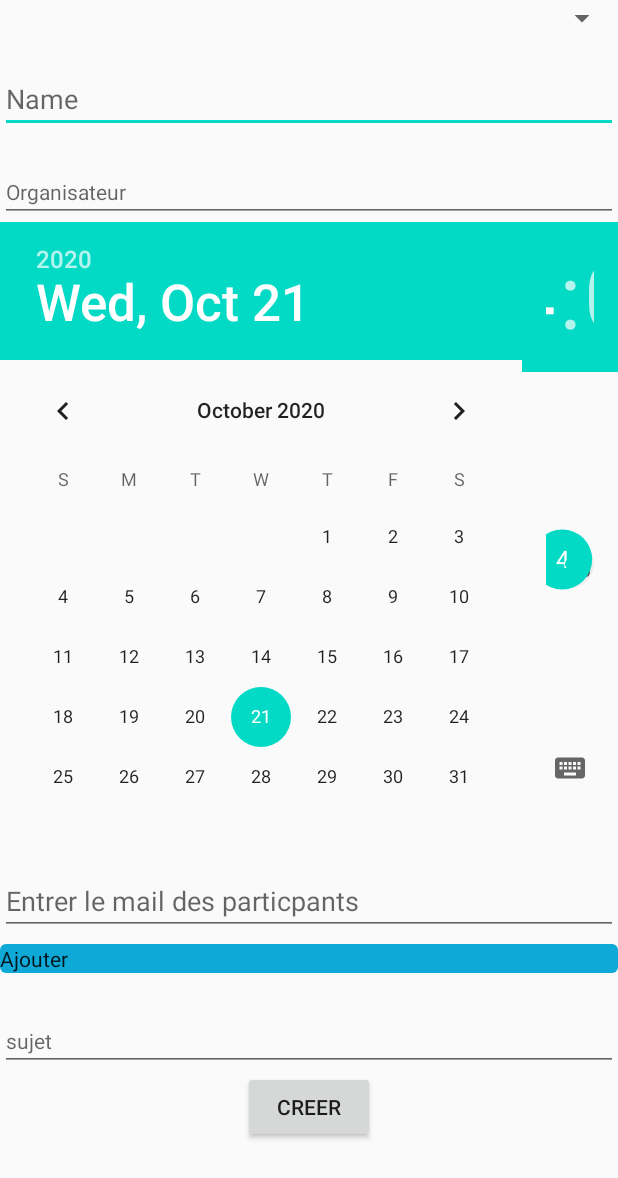
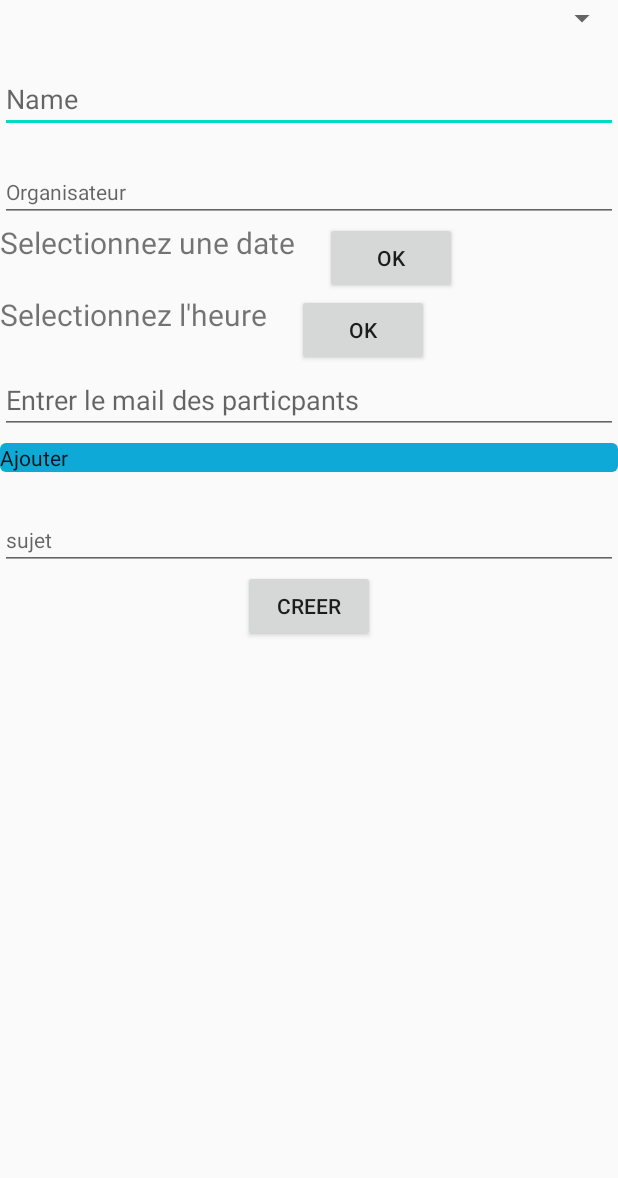
Before and after one commit to DownaB/Mareu, an Android app: the layout activty_add_meeting.xml on its own in the app's theme, with its tools: preview values and no code run, on a phone screen of 412 x 824 dp. Shown: the top 1178 px of the screen. Run offline under Robolectric (Android 15) with nearby library versions, the light colour scheme and no system bars.

Commit message:
DatePickerD + TimePickerD

```diff
--- a/app/src/main/java/com/downa/maru/Controller/RoomGenerator.java
+++ b/app/src/main/java/com/downa/maru/Controller/RoomGenerator.java
@@ -11,6 +11,7 @@ public class RoomGenerator {
 
     public static List <Room> RoomList = Arrays.asList(){
 
-new Room()
+new Room(android.R.drawable., "Antlantis");
+new Room(android.R.drawable.avatar_darkblue,"Emeraude");
     }
 }
--- a/app/src/main/java/com/downa/maru/Model/Meeting.java
+++ b/app/src/main/java/com/downa/maru/Model/Meeting.java
@@ -10,13 +10,15 @@ private String subject;
     private Room room;
 
 
-public Meeting (Room room,String organisateur, String participant, String date, String hour, String subject){
+    public Meeting(Room room, String organisateur, String participant, String date, String hour, String subject) {
 
         this.organisateur = organisateur;
         this.participant = participant;
         this.date = date;
         this.hour = hour;
         this.subject = subject;
+        this.room = room;
+
 
     }
 
--- /dev/null
+++ b/app/src/main/res/drawable/avatar_blue.xml
@@ -0,0 +1,5 @@
+<vector android:height="24dp" android:tint="#19857E"
+    android:viewportHeight="24.0" android:viewportWidth="24.0"
+    android:width="24dp" xmlns:android="http://schemas.android.com/apk/res/android">
+    <path android:fillColor="#FF000000" android:pathData="M12,2C6.48,2 2,6.48 2,12s4.48,10 10,10 10,-4.48 10,-10S17.52,2 12,2z"/>
+</vector>
--- /dev/null
+++ b/app/src/main/res/drawable/avatar_darkblue.xml
@@ -0,0 +1,5 @@
+<vector android:height="24dp" android:tint="#072785"
+    android:viewportHeight="24.0" android:viewportWidth="24.0"
+    android:width="24dp" xmlns:android="http://schemas.android.com/apk/res/android">
+    <path android:fillColor="#FF000000" android:pathData="M12,2C6.48,2 2,6.48 2,12s4.48,10 10,10 10,-4.48 10,-10S17.52,2 12,2z"/>
+</vector>
--- a/app/src/main/res/layout/activty_add_meeting.xml
+++ b/app/src/main/res/layout/activty_add_meeting.xml
@@ -43,25 +43,46 @@
         android:hint="@string/organisateur"
         android:inputType="text"/>
 
+        <LinearLayout
+            android:layout_width="wrap_content"
+            android:layout_height="wrap_content"
+            android:orientation="horizontal">
+            <TextView
+                android:id="@+id/Date"
+                android:layout_width="wrap_content"
+                android:layout_height="wrap_content"
+                android:text="@string/selectionnez_une_date"
+                android:textSize="20sp"/>
+            <Button
+                android:id="@+id/Ok_Date"
+                android:layout_width="wrap_content"
+                android:layout_height="wrap_content"
+                android:layout_gravity="end"
+                android:layout_marginStart="20dp"
+                android:text="@string/ok"
+                android:layout_marginLeft="20dp" />
+        </LinearLayout>
+
             <LinearLayout
                 android:layout_width="wrap_content"
                 android:layout_height="wrap_content"
                 android:orientation="horizontal">
-
-        <DatePicker
-            android:id="@+id/Date"
-            android:layout_width="match_parent"
-            android:layout_height="wrap_content"
-            android:calendarViewShown="false"
-            android:datePickerMode="calendar"/>
-
-        <TimePicker
-            android:id="@+id/Hours"
-            android:layout_width="match_parent"
-            android:layout_height="wrap_content"
-            android:timePickerMode="clock"/>
-
-        </LinearLayout>
+                <TextView
+                    android:id="@+id/Hour"
+                    android:layout_width="wrap_content"
+                    android:layout_height="wrap_content"
+                    android:text="Selectionnez l'heure"
+                    android:textSize="20sp"/>
+                <Button
+                    android:id="@+id/Ok_Hour"
+                    android:layout_width="wrap_content"
+                    android:layout_height="wrap_content"
+                    android:layout_gravity="end"
+                    android:layout_marginStart="20dp"
+                    android:text="@string/ok"
+                    android:layout_marginLeft="20dp" />
+"
+            </LinearLayout>
 
             <com.google.android.material.textfield.TextInputEditText
                 android:id="@+id/Input"
--- a/app/src/main/res/values/strings.xml
+++ b/app/src/main/res/values/strings.xml
@@ -16,4 +16,10 @@
     <string name="name">Name</string>
     <string name="entrer_le_mail_des_particpants">Entrer le mail des particpants</string>
     <string name="ajouter">Ajouter</string>
+    <string name="selectionnez_la_date">Selectionnez la date</string>
+    <string name="ok">Ok</string>
+    <string name="selectionnez_la_date">Selectionnez la date</string>
+    <string name="ok">Ok</string>
+    <string name="selectionnez_une_date">Selectionnez une date</string>
+    <string name="ok">Ok</string>
 </resources>
```
Also changed, not shown: app/src/main/java/com/downa/maru/Controller/AddMeetingActivity.java (+55 -6 lines), app/src/main/java/com/downa/maru/Model/Room.java (+9 -4 lines). Lines whose indentation alone changed are shown as unchanged.
